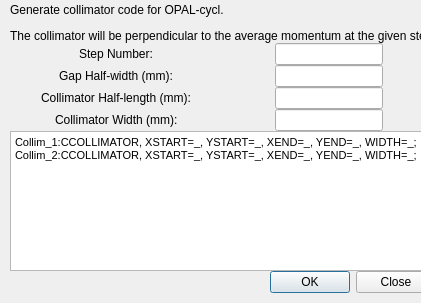
Qt form py_particle_processor_qt/tools/CollimOPAL/collimOPALgui.ui (DanielWinklehner/py_particle_processor) before a commit.
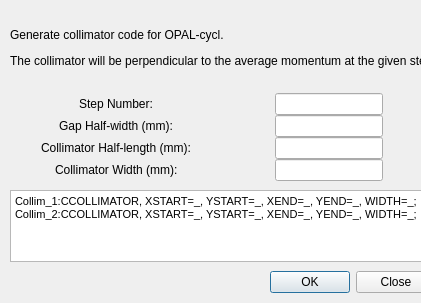
The same form after that commit.

The edit to the form file:
```diff
--- a/py_particle_processor_qt/tools/CollimOPAL/collimOPALgui.ui
+++ b/py_particle_processor_qt/tools/CollimOPAL/collimOPALgui.ui
@@ -11,7 +11,7 @@
    </rect>
   </property>
   <property name="sizePolicy">
-   <sizepolicy hsizetype="Minimum" vsizetype="Minimum">
+   <sizepolicy hsizetype="Expanding" vsizetype="Expanding">
     <horstretch>0</horstretch>
     <verstretch>0</verstretch>
    </sizepolicy>
@@ -19,6 +19,9 @@
   <property name="windowTitle">
    <string>Generating Collimator</string>
   </property>
+  <property name="autoFillBackground">
+   <bool>false</bool>
+  </property>
   <widget class="QWidget" name="centralwidget">
    <property name="sizePolicy">
     <sizepolicy hsizetype="Preferred" vsizetype="Minimum">
@@ -107,6 +110,9 @@
      </item>
      <item alignment="Qt::AlignVCenter">
       <widget class="QTextBrowser" name="textBrowser">
+       <property name="sizeAdjustPolicy">
+        <enum>QAbstractScrollArea::AdjustToContents</enum>
+       </property>
        <property name="html">
         <string>&lt;!DOCTYPE HTML PUBLIC &quot;-//W3C//DTD HTML 4.0//EN&quot; &quot;http://www.w3.org/TR/REC-html40/strict.dtd&quot;&gt;
 &lt;html&gt;&lt;head&gt;&lt;meta name=&quot;qrichtext&quot; content=&quot;1&quot; /&gt;&lt;style type=&quot;text/css&quot;&gt;
```
